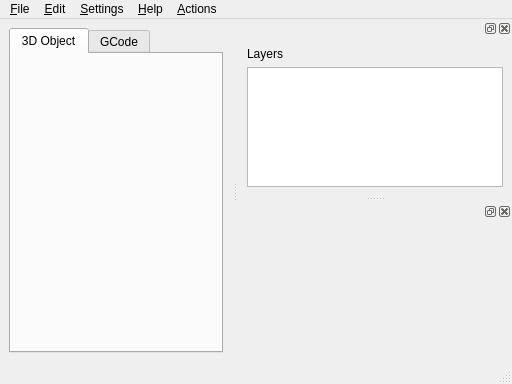
Qt form reticulatus/gui/reticulate_main.ui (armyofevilrobots/reticulatus) before a commit.
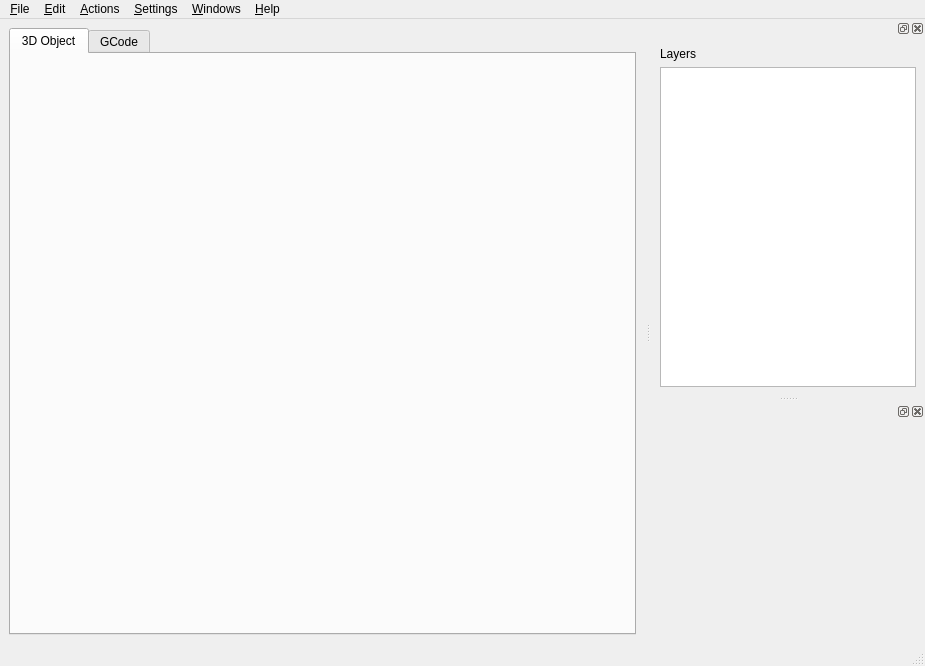
The same form after that commit.

What changed in the file:
```diff
--- a/reticulatus/gui/reticulate_main.ui
+++ b/reticulatus/gui/reticulate_main.ui
@@ -6,8 +6,8 @@
    <rect>
     <x>0</x>
     <y>0</y>
-    <width>512</width>
-    <height>384</height>
+    <width>925</width>
+    <height>666</height>
    </rect>
   </property>
   <property name="sizePolicy">
@@ -69,7 +69,7 @@
     <rect>
      <x>0</x>
      <y>0</y>
-     <width>512</width>
+     <width>925</width>
      <height>23</height>
     </rect>
    </property>
@@ -110,11 +110,19 @@
     </property>
     <addaction name="action_Slice"/>
    </widget>
+   <widget class="QMenu" name="menu_Windows">
+    <property name="title">
+     <string>&amp;Windows</string>
+    </property>
+    <addaction name="action_Layers"/>
+    <addaction name="action_Toolbox"/>
+   </widget>
    <addaction name="menuFile"/>
    <addaction name="menu_edit"/>
+   <addaction name="menuActions"/>
    <addaction name="menu_Settings"/>
+   <addaction name="menu_Windows"/>
    <addaction name="menu_Help"/>
-   <addaction name="menuActions"/>
   </widget>
   <widget class="QStatusBar" name="statusbar">
    <property name="enabled">
```
Left out of the diff: 10 changed lines with no effect on the pictures.
